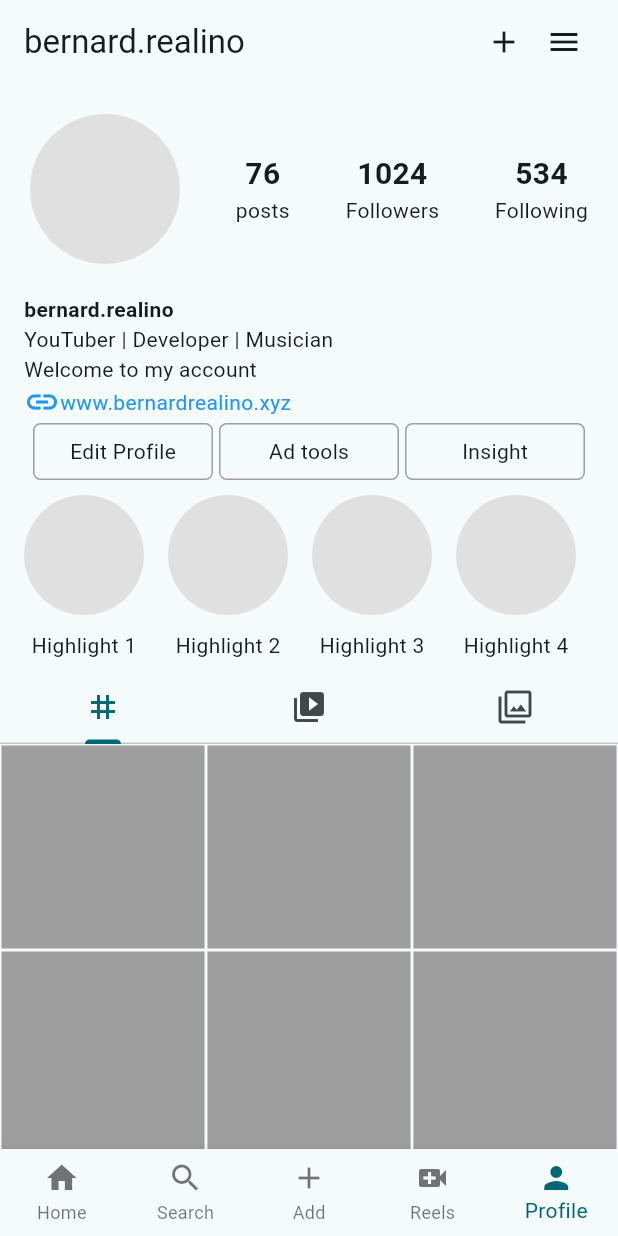
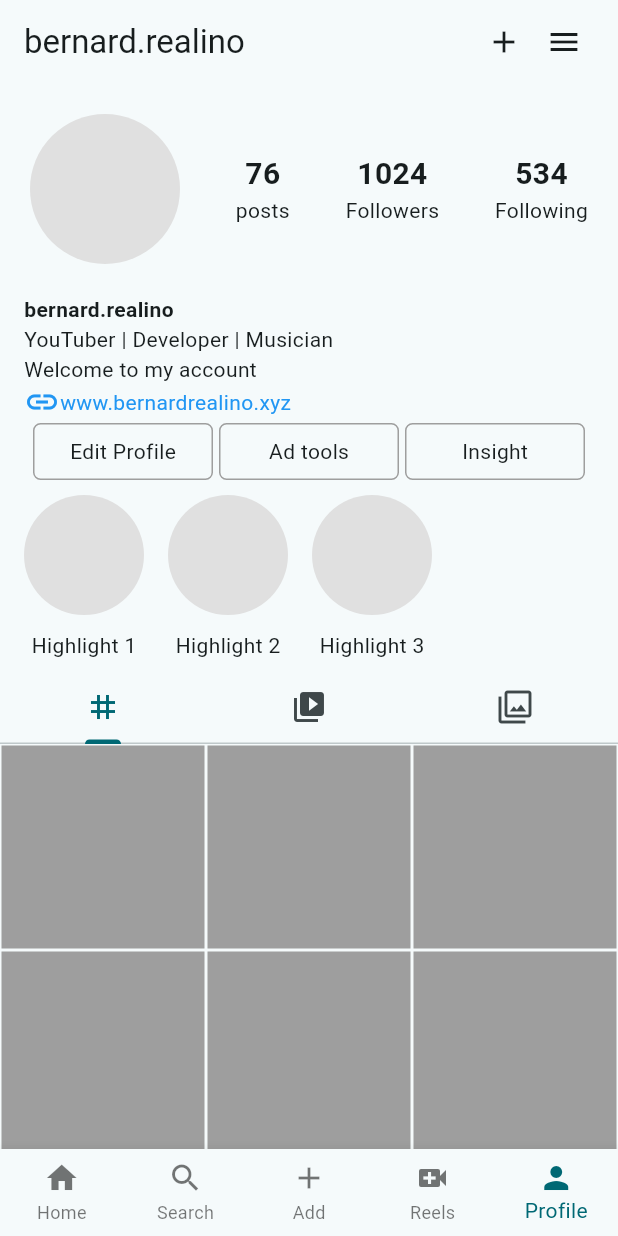
Before and after one commit to realino98/flutter_instagram_ui, a Flutter app: the screen it shows after launch, item 5 of the bottom bar chosen, on a phone screen of 412 x 824 dp. Run offline on Flutter 3.47's test engine with Material 2 defaults, Android fonts, the phone set to English and light mode, and no system bars.

```diff
--- a/lib/main.dart
+++ b/lib/main.dart
@@ -12,6 +12,7 @@ class MyApp extends StatelessWidget {
   @override
   Widget build(BuildContext context) {
     return MaterialApp(
+      debugShowCheckedModeBanner: false,
       title: 'Flutter Demo',
       theme: ThemeData(
         colorScheme: ColorScheme.fromSeed(seedColor: Colors.grey),
--- a/lib/pages/accounts.dart
+++ b/lib/pages/accounts.dart
@@ -178,7 +178,6 @@ class AccountPage extends StatelessWidget {
                 BubbleStories(text: "Highlight 1"),
                 BubbleStories(text: "Highlight 2"),
                 BubbleStories(text: "Highlight 3"),
-                BubbleStories(text: "Highlight 4"),
               ]),
             ),
             TabBar(
--- a/lib/util/account_tab_grid.dart
+++ b/lib/util/account_tab_grid.dart
@@ -18,6 +18,5 @@ class AccountTabGrid extends StatelessWidget {
         );
       },
     );
-    ;
   }
 }
--- a/lib/util/account_tab_reels.dart
+++ b/lib/util/account_tab_reels.dart
@@ -18,6 +18,5 @@ class AccountTabReels extends StatelessWidget {
         );
       },
     );
-    ;
   }
 }
--- a/lib/util/accout_tab_tags.dart
+++ b/lib/util/accout_tab_tags.dart
@@ -18,6 +18,5 @@ class AccountTabTags extends StatelessWidget {
         );
       },
     );
-    ;
   }
 }
```
Also changed, not shown: 190 other files.
